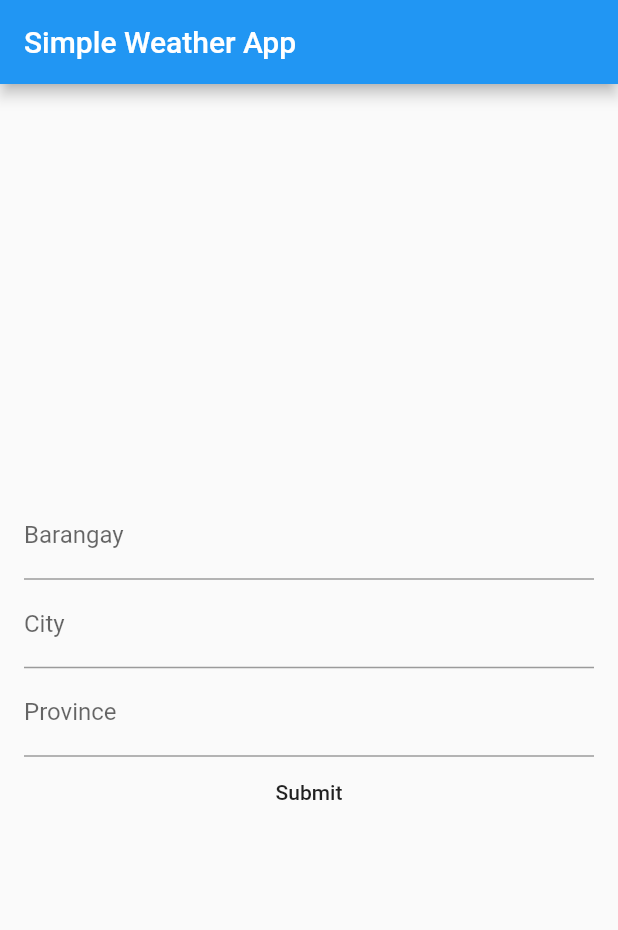
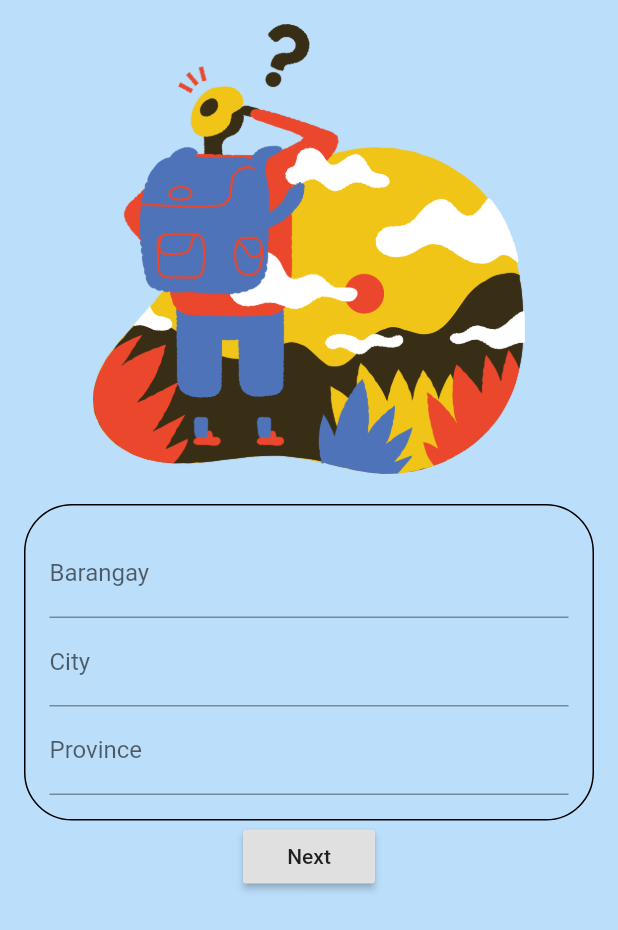
Before and after one commit to mrcprgt/simple_weather_app, a Flutter app: the screen it shows after launch, on a phone screen of 412 x 824 dp. Shown: the top 930 px of the screen. Run offline on Flutter 3.47's test engine with Material 2 defaults, Android fonts, the phone set to English and light mode, and no system bars; drawn by our look-alikes of flutter_form_builder; our stand-ins replace geolocator, google_maps_flutter, permission_handler, progress_dialog.

Commit message:
updated conditions

```diff
--- a/lib/home.dart
+++ b/lib/home.dart
@@ -5,6 +5,7 @@ import 'package:geolocator/geolocator.dart';
 import 'package:google_maps_flutter/google_maps_flutter.dart';
 import 'package:http/http.dart' as http;
 import 'package:permission_handler/permission_handler.dart';
+import 'package:progress_dialog/progress_dialog.dart';
 
 class Home extends StatefulWidget {
   @override
@@ -15,17 +16,15 @@ class _HomeState extends State<Home> {
   //Variables
   final GlobalKey<FormBuilderState> _fbKey = GlobalKey<FormBuilderState>();
   final GlobalKey<ScaffoldState> _scaffoldKey = new GlobalKey<ScaffoldState>();
+
   var geolocator = Geolocator();
-  List<Marker> markers = [];
-
   String address;
   var geocodeFromInput;
   LatLng currentLocation;
 
-  bool pressed = false;
-
   Future<void> _showMyDialog() async {
     return showDialog<void>(
+      useRootNavigator: true,
       context: context,
       barrierDismissible: false, // user must tap button!
       builder: (BuildContext context) {
@@ -74,18 +73,39 @@ class _HomeState extends State<Home> {
 
   @override
   Widget build(BuildContext context) {
+    final ProgressDialog pr = ProgressDialog(context,
+        type: ProgressDialogType.Normal, isDismissible: false, showLogs: false);
+
     return SafeArea(
       child: Scaffold(
         key: _scaffoldKey,
-        appBar: AppBar(
-          title: Text('Simple Weather App'),
-        ),
-        body: Center(
+        backgroundColor: Colors.blue[100],
+        body: Container(
+            padding: EdgeInsets.all(16),
+            height: MediaQuery.of(context).size.height,
+            width: MediaQuery.of(context).size.width,
             child: SingleChildScrollView(
-            child: Container(
-                padding: EdgeInsets.all(16),
               child: FormBuilder(
                 key: _fbKey,
+                child: Column(
+                  mainAxisAlignment: MainAxisAlignment.start,
+                  crossAxisAlignment: CrossAxisAlignment.center,
+                  children: <Widget>[
+                    Image.asset('assets/bermuda-searching.png',
+                        width: MediaQuery.of(context).size.width, height: 300),
+                    SizedBox(height: 20),
+                    Container(
+                      padding: EdgeInsets.all(16),
+                      decoration: new BoxDecoration(
+                        color: Colors.transparent,
+                        borderRadius: BorderRadius.circular(32),
+                        border: Border.all(),
+
+                        //color: Colors.purple,
+                        // gradient: new LinearGradient(
+                        //   colors: [Colors.blue, Colors.red],
+                        // ),
+                      ),
                       child: Column(
                         children: <Widget>[
                           FormBuilderTextField(
@@ -100,8 +120,12 @@ class _HomeState extends State<Home> {
                             attribute: "prov",
                             decoration: InputDecoration(labelText: "Province"),
                           ),
-                      MaterialButton(
-                        child: Text("Submit"),
+                        ],
+                      ),
+                    ),
+                    RaisedButton(
+                      elevation: 2,
+                      child: Text("Next"),
                       onPressed: () async {
                         _fbKey.currentState.saveAndValidate();
 
@@ -113,54 +137,56 @@ class _HomeState extends State<Home> {
                             _fbKey.currentState.value["prov"].trim();
 
                         print(address);
-                          // _scaffoldKey.currentState.showSnackBar(new SnackBar(
-                          //   duration: new Duration(seconds: 4),
-                          //   content: new Row(
-                          //     mainAxisAlignment: MainAxisAlignment.start,
-                          //     children: <Widget>[
-                          //       new CircularProgressIndicator(),
-                          //       new Text("Processing Location")
-                          //     ],
-                          //   ),
-                          // ));
+                        //  var query =
+                        // "street=$addressSplit[0]&city=$addressSplit[1]&country=philippines";
+                        // var url =
+                        //     'https://us1.locationiq.com/v1/search.php?key=pk.03ce5820ab6a126c25d2e02370c966fd&$query&format=json';
+                        // var addressSplit = address.split(", ");
+                        //var url =
+                        // 'https://us1.locationiq.com/v1/search.php?key=pk.03ce5820ab6a126c25d2e02370c966fd&q=$address&countrycodes=<ISO_3166-2:PH>&format=json';
+
                         //make an http request
-                          var url =
+                        var geoCodeQuery =
                             'https://us1.locationiq.com/v1/search.php?key=pk.03ce5820ab6a126c25d2e02370c966fd&q=$address&format=json';
+                        await pr.show();
 
-                          var response = await http.get(url);
+                        if (pr.isShowing()) {
+                          var response = await http.get(geoCodeQuery);
 
                           var jsonData;
                           jsonData = json.decode(response.body);
-                          //print("jsonData : " + jsonData.toString());
+                          print(jsonData.first);
 
-                          // if (jsonData.containsKey("error")) {
+                          //if len = 1, user input is blank
                           if (jsonData.length == 1) {
+                            pr.hide();
+                            _showMyDialog();
+                          }
+
+                          //check if the first result is in the philippines
+                          if (jsonData.first["display_name"]
+                                  .contains("Philippines") ==
+                              false) {
+                            pr.hide();
                             _showMyDialog();
                           } else {
+                            //If result is valid -> go to map
+                            pr.hide();
                             geocodeFromInput = new LatLng(
                                 double.parse(jsonData.first["lat"]),
                                 double.parse(jsonData.first["lon"]));
                             print(geocodeFromInput.toString());
 
-                            setState(() {
-                              pressed = true;
-                              markers.add(Marker(
-                                markerId: MarkerId('pinMarker'),
-                                draggable: false,
-                                position: geocodeFromInput,
-                              ));
-                            });
-
                             Navigator.of(context).pushNamed('/mapscreen',
                                 arguments: geocodeFromInput);
+                          }
                         }
                       },
                     ),
                   ],
                 ),
+              ),
             )),
-          ),
-        ),
       ),
     );
   }
```
Lines whose indentation alone changed are shown as unchanged.
